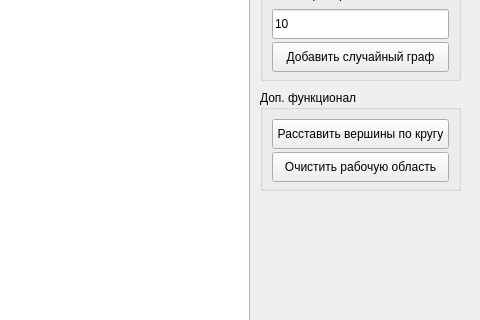
This is mainwindow.ui in BagaevDanil/graph-creator as Qt 5 draws it before an edit; both pictures show x 370 to 850 and y 220 to 540 of the 850 by 650 pixel window. The edited form follows.
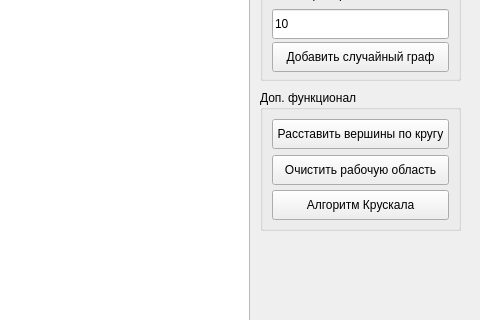
This is the edited form.

Commit message: fixed a bug with drawing arrows in the centers

```diff
--- a/mainwindow.ui
+++ b/mainwindow.ui
@@ -171,7 +171,7 @@
       <x>630</x>
       <y>310</y>
       <width>201</width>
-      <height>101</height>
+      <height>141</height>
      </rect>
     </property>
     <property name="title">
@@ -204,6 +204,19 @@
        </property>
       </widget>
      </item>
+     <item>
+      <widget class="QPushButton" name="pushButtonClearWorkArea_3">
+       <property name="minimumSize">
+        <size>
+         <width>0</width>
+         <height>30</height>
+        </size>
+       </property>
+       <property name="text">
+        <string>Алгоритм Крускала</string>
+       </property>
+      </widget>
+     </item>
     </layout>
    </widget>
   </widget>
```
The commit also changes 2 other files.
